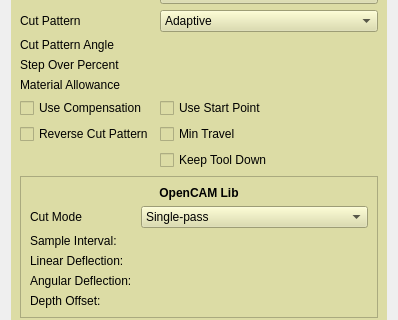
Above: src/Mod/PathExp/GuiSupport/PageOpClearingEdit.ui from Russ4262/FreeCAD before the change; both pictures show x 0 to 398 and y 236 to 556 of the 398 by 1140 pixel window. Below: the same form after it.
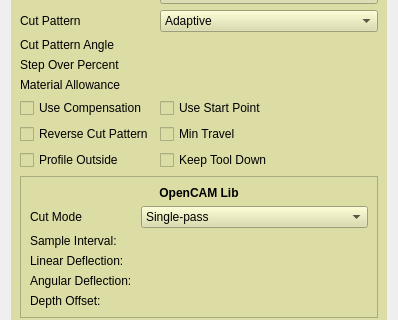
That is the form after the change. Custom widgets are drawn as their Qt base class.

Patch:
```diff
--- a/src/Mod/PathExp/GuiSupport/PageOpClearingEdit.ui
+++ b/src/Mod/PathExp/GuiSupport/PageOpClearingEdit.ui
@@ -354,6 +354,13 @@
         </layout>
        </widget>
       </item>
+      <item row="12" column="0">
+       <widget class="QCheckBox" name="profileOutside">
+        <property name="text">
+         <string>Profile Outside</string>
+        </property>
+       </widget>
+      </item>
      </layout>
     </widget>
    </item>
```
Left out of the diff: 14 changed lines with no effect on the pictures.
